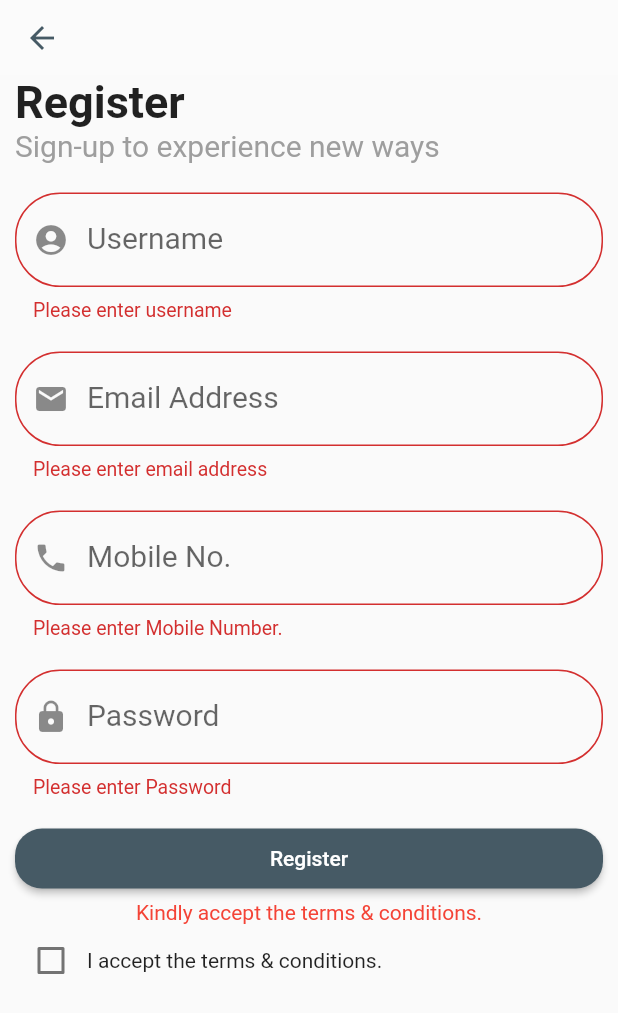
After one commit to TayyabAsghar/MAD-Sem6, a Flutter app: the FormValidations screen opened by its route, after a tap on "Register", on a phone screen of 412 x 824 dp. The commit adds this screen. Shown: the top 1013 px of the screen. Run offline on Flutter 3.47's test engine with Material 2 defaults, Android fonts, the phone set to English and light mode, and no system bars; our stand-ins replace image_picker; network calls fail.

Commit message:
✨ NEW-FEATURE: Registeration Form is added.

```diff
--- a/lib/components/navDrawer.dart
+++ b/lib/components/navDrawer.dart
@@ -194,20 +194,24 @@ class NavDrawer extends StatelessWidget {
           thickness: 1,
         ),
         ListTile(
-          enabled: false,
-          leading: Icon(Icons.settings),
+          leading: Icon(Icons.list_alt_outlined),
           title: Text(
-            'Settings',
+            'Form Validations',
             style: TextStyle(
               fontSize: _fontSize,
-              color: _currentRoute == ''
+              color: _currentRoute == '/form-validations'
                   ? Theme.of(context).primaryColor
                   : Colors.grey[600],
             ),
           ),
           selectedTileColor: Theme.of(context).primaryColor.withOpacity(0.3),
-          selected: _currentRoute == '',
-          onTap: () {},
+          selected: _currentRoute == '/form-validations',
+          onTap: () {
+            Navigator.pop(context);
+
+            if (_currentRoute != '/form-validations')
+              Navigator.pushNamed(context, '/form-validations');
+          },
         ),
         ListTile(
           enabled: false,
--- a/lib/main.dart
+++ b/lib/main.dart
@@ -7,6 +7,7 @@ import 'screens/collection.dart';
 import 'screens/transaction.dart';
 import 'screens/addConsumers.dart';
 import 'screens/viewConsumers.dart';
+import 'screens/formValidations.dart';
 
 void main() {
   runApp(MyApp());
@@ -30,6 +31,7 @@ class MyApp extends StatelessWidget {
         '/view-consumers': (context) => ViewConsumers(),
         '/add-consumers': (context) => AddConsumers(),
         '/picture': (context) => Picture(),
+        '/form-validations': (context) => FormValidations(),
       },
     );
   }
--- /dev/null
+++ b/lib/screens/formValidations.dart
@@ -0,0 +1,190 @@
+import 'package:flutter/material.dart';
+import 'package:flutter/services.dart';
+import '../theme/ui.dart';
+
+class FormValidations extends StatefulWidget {
+  @override
+  _FormValidationsState createState() => _FormValidationsState();
+}
+
+class _FormValidationsState extends State<FormValidations> {
+  final _formKey = GlobalKey<FormState>();
+  bool isChecked = false;
+  String errorMessage = '';
+
+  @override
+  Widget build(BuildContext context) {
+    return Scaffold(
+      appBar: AppBar(
+        elevation: 0.0,
+        backgroundColor: Colors.white10,
+        toolbarHeight: kToolbarHeight * 0.9,
+        iconTheme: IconThemeData(color: Theme.of(context).primaryColor),
+      ),
+      body: SingleChildScrollView(
+        child: Form(
+          key: _formKey,
+          child: Padding(
+            padding: EdgeInsets.symmetric(
+              horizontal: 10.0,
+              vertical: 0.0,
+            ),
+            child: Column(
+              crossAxisAlignment: CrossAxisAlignment.stretch,
+              children: [
+                Text(
+                  'Register',
+                  style: TextStyle(
+                    fontSize: 30,
+                    fontWeight: FontWeight.bold,
+                  ),
+                ),
+                Text(
+                  'Sign-up to experience new ways',
+                  style: TextStyle(color: Colors.grey, fontSize: 20),
+                ),
+                SizedBox(height: 20),
+                TextFormField(
+                  style: kTextFieldStyle,
+                  decoration: InputDecoration(
+                    labelText: 'Username',
+                    labelStyle: klabelStyle,
+                    border: OutlineInputBorder(
+                      borderRadius: BorderRadius.circular(30),
+                    ),
+                    prefixIcon: Icon(Icons.account_circle),
+                    errorStyle: kErrorStyle,
+                  ),
+                  keyboardType: TextInputType.name,
+                  validator: (value) => (value == null || value.isEmpty)
+                      ? 'Please enter username'
+                      : null,
+                ),
+                SizedBox(height: 20),
+                TextFormField(
+                  style: kTextFieldStyle,
+                  decoration: InputDecoration(
+                    labelText: 'Email Address',
+                    labelStyle: klabelStyle,
+                    border: OutlineInputBorder(
+                      borderRadius: BorderRadius.circular(30),
+                    ),
+                    prefixIcon: Icon(Icons.email),
+                    errorStyle: kErrorStyle,
+                  ),
+                  keyboardType: TextInputType.emailAddress,
+                  validator: (value) {
+                    if (value == null || value.isEmpty)
+                      return 'Please enter email address';
+                    else if (!RegExp(
+                            r'^([a-z0-9_\.-]+)@([\da-z\.-]+)\.([a-z\.]{2,6})$')
+                        .hasMatch(value.toString()))
+                      return 'Please Enter a valid Email address.';
+                    return null;
+                  },
+                ),
+                SizedBox(height: 20),
+                TextFormField(
+                  style: kTextFieldStyle,
+                  decoration: InputDecoration(
+                    labelText: 'Mobile No.',
+                    labelStyle: klabelStyle,
+                    border: OutlineInputBorder(
+                      borderRadius: BorderRadius.circular(30),
+                    ),
+                    prefixIcon: Icon(Icons.phone),
+                    errorStyle: kErrorStyle,
+                  ),
+                  keyboardType: TextInputType.phone,
+                  inputFormatters: [
+                    FilteringTextInputFormatter.digitsOnly,
+                  ],
+                  validator: (value) {
+                    if (value == null || value.isEmpty)
+                      return 'Please enter Mobile Number.';
+                    else if (value.toString().length != 11)
+                      return 'Mobile No. must be equal to 11.';
+                    return null;
+                  },
+                ),
+                SizedBox(height: 20),
+                TextFormField(
+                  style: kTextFieldStyle,
+                  decoration: InputDecoration(
+                    labelText: 'Password',
+                    border: OutlineInputBorder(
+                      borderRadius: BorderRadius.circular(30),
+                    ),
+                    labelStyle: klabelStyle,
+                    prefixIcon: Icon(Icons.lock),
+                    errorStyle: kErrorStyle,
+                  ),
+                  validator: (value) {
+                    if (value == null || value.isEmpty)
+                      return 'Please enter Password';
+                    else if (value.toString().length < 8)
+                      return 'Password length must be greater than or equal to 8.';
+                    else if (!RegExp(r'^[a-zA-Z0-9]+$')
+                        .hasMatch(value.toString()))
+                      return 'Password must contain only alphabets & digits.';
+                    return null;
+                  },
+                ),
+                SizedBox(height: 20),
+                Container(
+                  height: 40,
+                  child: ElevatedButton(
+                    child: Text('Register'),
+                    style: ButtonStyle(
+                      shape: MaterialStateProperty.all(
+                        RoundedRectangleBorder(
+                          borderRadius: BorderRadius.circular(18.0),
+                        ),
+                      ),
+                    ),
+                    onPressed: () {
+                      setState(
+                        () => errorMessage = isChecked
+                            ? ''
+                            : 'Kindly accept the terms & conditions.',
+                      );
+
+                      if (_formKey.currentState.validate() && isChecked) {
+                        this._formKey.currentState.save();
+                        ScaffoldMessenger.of(context).showSnackBar(
+                          SnackBar(
+                            content: Text('Account Created.'),
+                          ),
+                        );
+                      }
+                    },
+                  ),
+                ),
+                Padding(
+                  padding: const EdgeInsets.only(top: 8.0),
+                  child: Center(
+                    child: Text(
+                      errorMessage,
+                      style: kErrorMessageStyle,
+                    ),
+                  ),
+                ),
+                Row(
+                  children: [
+                    Checkbox(
+                      value: isChecked,
+                      onChanged: (value) => setState(
+                        () => isChecked = value,
+                      ),
+                    ),
+                    Text('I accept the terms & conditions.'),
+                  ],
+                ),
+              ],
+            ),
+          ),
+        ),
+      ),
+    );
+  }
+}
--- a/lib/screens/picture.dart
+++ b/lib/screens/picture.dart
@@ -94,7 +94,6 @@ class _PictureState extends State<Picture> {
     else {
       var result = jsonDecode(response.body);
 
-      print(result);
       showDialog(
         context: context,
         builder: (context) {
--- a/lib/theme/ui.dart
+++ b/lib/theme/ui.dart
@@ -1,6 +1,6 @@
 import 'package:flutter/material.dart';
 
-final primaryColor = MaterialColor(
+const primaryColor = MaterialColor(
   0xFF465A65,
   <int, Color>{
     50: Color(0xFF465A65),
@@ -15,3 +15,10 @@ final primaryColor = MaterialColor(
     900: Color(0xFF465A65),
   },
 );
+
+// Form Styling
+
+const kTextFieldStyle = TextStyle(fontSize: 20);
+const klabelStyle = TextStyle(fontSize: 20);
+const kErrorStyle = TextStyle(fontSize: 13);
+const kErrorMessageStyle = TextStyle(color: Colors.red);
```
Also changed, not shown: pubspec.lock.
